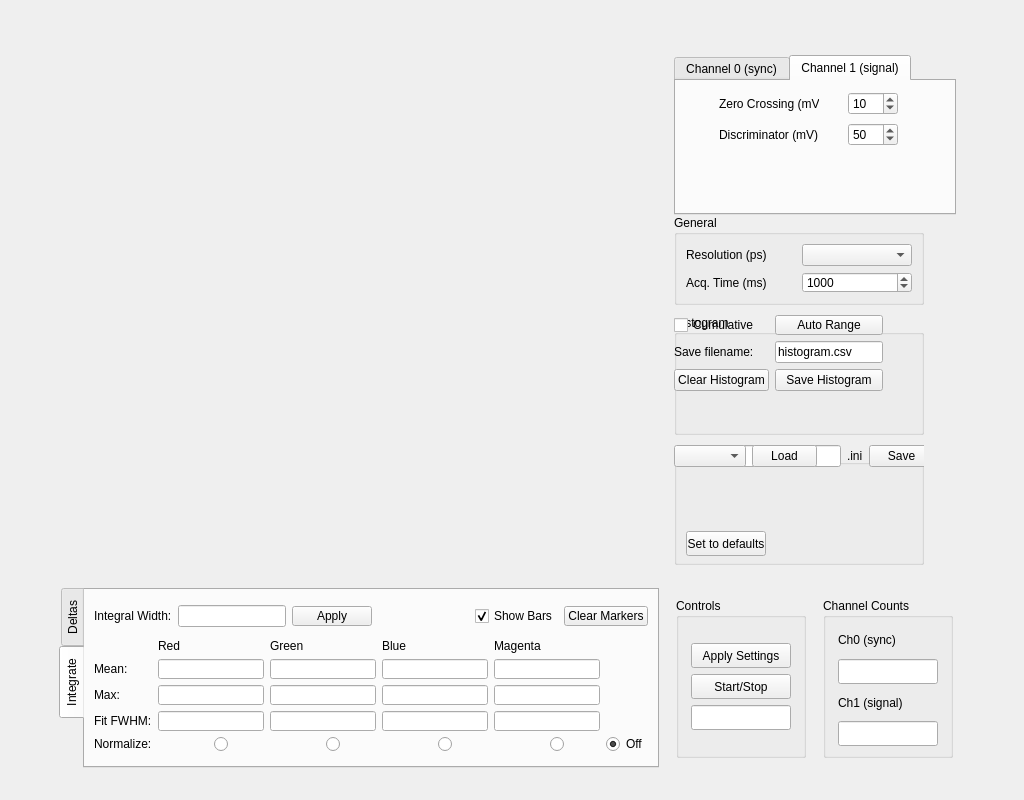
Before: the Qt Designer form settings_gui.ui in dldlowndes/LD_Pharppy, drawn with Qt 5.
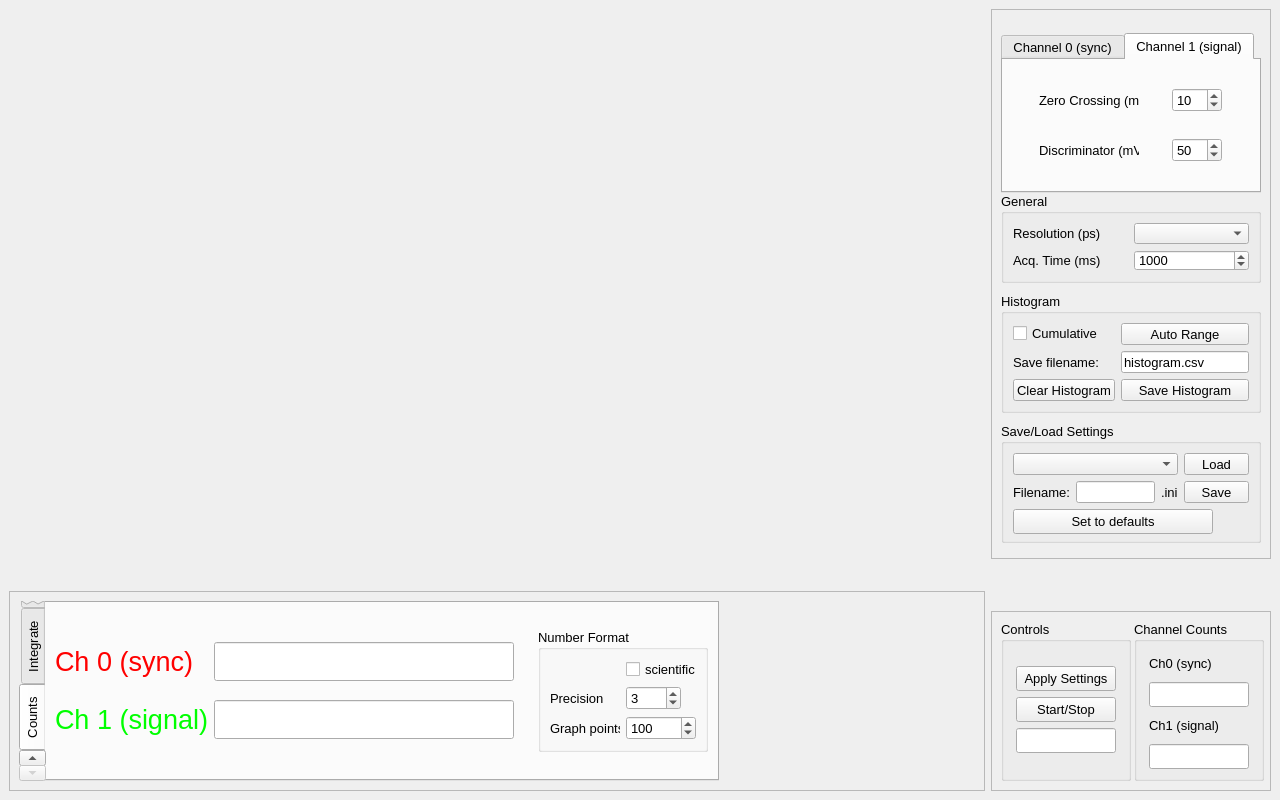
After: the same form once the commit is applied. The open tabs and pages were chosen to show the change. Custom widgets are drawn as their Qt base class.

Commit message: Tidied up the GUI to (hopefully) make extensions to it easier Added "Counts" tab, showing the count rate on the channels in big colour coded numbers corresponding to line graphs in the plotting pane. There's probably a few bugs when switching modes, so the counts tab might have to be disabled while histogramming?

```diff
--- a/settings_gui.ui
+++ b/settings_gui.ui
@@ -9,7 +9,7 @@
    <rect>
     <x>0</x>
     <y>0</y>
-    <width>1024</width>
+    <width>1280</width>
     <height>800</height>
    </rect>
   </property>
@@ -25,12 +25,69 @@
   <widget class="QWidget" name="centralwidget">
    <layout class="QGridLayout" name="gridLayout_2">
     <item row="0" column="0">
-     <layout class="QGridLayout" name="gridLayout">
-      <item row="1" column="0">
+     <layout class="QVBoxLayout" name="verticalLayout_7">
+      <item>
+       <widget class="PlotWidget" name="graph_Widget" native="true">
+        <property name="sizePolicy">
+         <sizepolicy hsizetype="Expanding" vsizetype="Expanding">
+          <horstretch>0</horstretch>
+          <verstretch>0</verstretch>
+         </sizepolicy>
+        </property>
+        <property name="minimumSize">
+         <size>
+          <width>640</width>
+          <height>480</height>
+         </size>
+        </property>
+        <property name="maximumSize">
+         <size>
+          <width>999999</width>
+          <height>999999</height>
+         </size>
+        </property>
+        <property name="autoFillBackground">
+         <bool>true</bool>
+        </property>
+       </widget>
+      </item>
+      <item>
+       <widget class="QFrame" name="frame_3">
+        <property name="minimumSize">
+         <size>
+          <width>0</width>
+          <height>200</height>
+         </size>
+        </property>
+        <property name="maximumSize">
+         <size>
+          <width>16777215</width>
+          <height>200</height>
+         </size>
+        </property>
+        <property name="font">
+         <font>
+          <pointsize>12</pointsize>
+         </font>
+        </property>
+        <property name="frameShape">
+         <enum>QFrame::StyledPanel</enum>
+        </property>
+        <property name="frameShadow">
+         <enum>QFrame::Raised</enum>
+        </property>
+        <layout class="QHBoxLayout" name="horizontalLayout_5">
+         <item>
        <widget class="QTabWidget" name="cursors_Tabber">
+           <property name="sizePolicy">
+            <sizepolicy hsizetype="Fixed" vsizetype="Fixed">
+             <horstretch>0</horstretch>
+             <verstretch>0</verstretch>
+            </sizepolicy>
+           </property>
         <property name="minimumSize">
          <size>
-          <width>600</width>
+             <width>700</width>
           <height>180</height>
          </size>
         </property>
@@ -40,6 +97,11 @@
           <height>180</height>
          </size>
         </property>
+           <property name="font">
+            <font>
+             <pointsize>10</pointsize>
+            </font>
+           </property>
         <property name="tabPosition">
          <enum>QTabWidget::West</enum>
         </property>
@@ -47,7 +109,7 @@
          <enum>QTabWidget::Rounded</enum>
         </property>
         <property name="currentIndex">
-         <number>1</number>
+            <number>2</number>
         </property>
         <widget class="QWidget" name="tab_Deltas">
          <attribute name="title">
@@ -897,17 +959,230 @@
           </item>
          </layout>
         </widget>
-       </widget>
-      </item>
-      <item row="0" column="0">
-       <widget class="PlotWidget" name="graph_Widget" native="true">
-        <property name="autoFillBackground">
+           <widget class="QWidget" name="tab_Counts">
+            <attribute name="title">
+             <string>Counts</string>
+            </attribute>
+            <layout class="QGridLayout" name="gridLayout_12">
+             <item row="0" column="0">
+              <layout class="QGridLayout" name="gridLayout_9">
+               <item row="0" column="0">
+                <widget class="QLabel" name="label_13">
+                 <property name="font">
+                  <font>
+                   <pointsize>20</pointsize>
+                  </font>
+                 </property>
+                 <property name="text">
+                  <string>&lt;html&gt;&lt;head/&gt;&lt;body&gt;&lt;p&gt;&lt;span style=&quot; color:#ff0000;&quot;&gt;Ch 0 (sync)&lt;/span&gt;&lt;/p&gt;&lt;/body&gt;&lt;/html&gt;</string>
+                 </property>
+                </widget>
+               </item>
+               <item row="0" column="1">
+                <widget class="QLineEdit" name="counts_Ch0_Big">
+                 <property name="minimumSize">
+                  <size>
+                   <width>300</width>
+                   <height>0</height>
+                  </size>
+                 </property>
+                 <property name="maximumSize">
+                  <size>
+                   <width>300</width>
+                   <height>16777215</height>
+                  </size>
+                 </property>
+                 <property name="font">
+                  <font>
+                   <pointsize>20</pointsize>
+                  </font>
+                 </property>
+                 <property name="frame">
          <bool>true</bool>
         </property>
-       </widget>
-      </item>
+                 <property name="cursorPosition">
+                  <number>0</number>
+                 </property>
+                 <property name="alignment">
+                  <set>Qt::AlignRight|Qt::AlignTrailing|Qt::AlignVCenter</set>
+                 </property>
+                </widget>
+               </item>
+               <item row="1" column="0">
+                <widget class="QLabel" name="label_14">
+                 <property name="font">
+                  <font>
+                   <pointsize>20</pointsize>
+                  </font>
+                 </property>
+                 <property name="text">
+                  <string>&lt;html&gt;&lt;head/&gt;&lt;body&gt;&lt;p&gt;&lt;span style=&quot; color:#00ff00;&quot;&gt;Ch 1 (signal)&lt;/span&gt;&lt;/p&gt;&lt;/body&gt;&lt;/html&gt;</string>
+                 </property>
+                </widget>
+               </item>
+               <item row="1" column="1">
+                <widget class="QLineEdit" name="counts_Ch1_Big">
+                 <property name="minimumSize">
+                  <size>
+                   <width>300</width>
+                   <height>0</height>
+                  </size>
+                 </property>
+                 <property name="maximumSize">
+                  <size>
+                   <width>300</width>
+                   <height>16777215</height>
+                  </size>
+                 </property>
+                 <property name="font">
+                  <font>
+                   <pointsize>20</pointsize>
+                  </font>
+                 </property>
+                 <property name="alignment">
+                  <set>Qt::AlignRight|Qt::AlignTrailing|Qt::AlignVCenter</set>
+                 </property>
+                </widget>
+               </item>
+              </layout>
+             </item>
       <item row="0" column="1">
-       <widget class="QFrame" name="settings_Box">
+              <spacer name="horizontalSpacer_3">
+               <property name="orientation">
+                <enum>Qt::Horizontal</enum>
+               </property>
+               <property name="sizeHint" stdset="0">
+                <size>
+                 <width>40</width>
+                 <height>20</height>
+                </size>
+               </property>
+              </spacer>
+             </item>
+             <item row="0" column="2">
+              <widget class="QGroupBox" name="groupBox_2">
+               <property name="minimumSize">
+                <size>
+                 <width>170</width>
+                 <height>0</height>
+                </size>
+               </property>
+               <property name="maximumSize">
+                <size>
+                 <width>170</width>
+                 <height>16777215</height>
+                </size>
+               </property>
+               <property name="title">
+                <string>Number Format</string>
+               </property>
+               <layout class="QGridLayout" name="gridLayout_14">
+                <item row="2" column="1">
+                 <widget class="QSpinBox" name="value_CountPrecision">
+                  <property name="minimumSize">
+                   <size>
+                    <width>55</width>
+                    <height>0</height>
+                   </size>
+                  </property>
+                  <property name="maximumSize">
+                   <size>
+                    <width>55</width>
+                    <height>16777215</height>
+                   </size>
+                  </property>
+                  <property name="maximum">
+                   <number>12</number>
+                  </property>
+                  <property name="value">
+                   <number>3</number>
+                  </property>
+                 </widget>
+                </item>
+                <item row="2" column="0">
+                 <widget class="QLabel" name="label_15">
+                  <property name="minimumSize">
+                   <size>
+                    <width>60</width>
+                    <height>0</height>
+                   </size>
+                  </property>
+                  <property name="maximumSize">
+                   <size>
+                    <width>60</width>
+                    <height>16777215</height>
+                   </size>
+                  </property>
+                  <property name="text">
+                   <string>Precision</string>
+                  </property>
+                 </widget>
+                </item>
+                <item row="3" column="0">
+                 <widget class="QLabel" name="label_16">
+                  <property name="text">
+                   <string>Graph points</string>
+                  </property>
+                 </widget>
+                </item>
+                <item row="3" column="1">
+                 <widget class="QSpinBox" name="value_NumGraphCounts">
+                  <property name="maximum">
+                   <number>100000</number>
+                  </property>
+                  <property name="value">
+                   <number>100</number>
+                  </property>
+                 </widget>
+                </item>
+                <item row="1" column="1">
+                 <widget class="QCheckBox" name="option_SciCounts">
+                  <property name="minimumSize">
+                   <size>
+                    <width>75</width>
+                    <height>0</height>
+                   </size>
+                  </property>
+                  <property name="maximumSize">
+                   <size>
+                    <width>75</width>
+                    <height>16777215</height>
+                   </size>
+                  </property>
+                  <property name="text">
+                   <string>scientific</string>
+                  </property>
+                 </widget>
+                </item>
+               </layout>
+              </widget>
+             </item>
+            </layout>
+           </widget>
+          </widget>
+         </item>
+         <item>
+          <spacer name="horizontalSpacer_2">
+           <property name="orientation">
+            <enum>Qt::Horizontal</enum>
+           </property>
+           <property name="sizeHint" stdset="0">
+            <size>
+             <width>243</width>
+             <height>88</height>
+            </size>
+           </property>
+          </spacer>
+         </item>
+        </layout>
+       </widget>
+      </item>
+     </layout>
+    </item>
+    <item row="0" column="1">
+     <layout class="QVBoxLayout" name="verticalLayout_6">
+      <item>
+       <widget class="QFrame" name="frame">
         <property name="sizePolicy">
          <sizepolicy hsizetype="Fixed" vsizetype="Fixed">
           <horstretch>0</horstretch>
@@ -916,48 +1191,58 @@
         </property>
         <property name="minimumSize">
          <size>
-          <width>300</width>
+          <width>280</width>
           <height>550</height>
          </size>
         </property>
         <property name="maximumSize">
          <size>
-          <width>300</width>
+          <width>280</width>
           <height>550</height>
          </size>
         </property>
+        <property name="font">
+         <font>
+          <pointsize>10</pointsize>
+         </font>
+        </property>
+        <property name="frameShape">
+         <enum>QFrame::StyledPanel</enum>
+        </property>
+        <property name="frameShadow">
+         <enum>QFrame::Raised</enum>
+        </property>
         <layout class="QVBoxLayout" name="verticalLayout_4">
          <item>
           <widget class="QTabWidget" name="tabWidget">
            <property name="minimumSize">
             <size>
-             <width>0</width>
+             <width>260</width>
              <height>160</height>
             </size>
            </property>
            <property name="maximumSize">
             <size>
-             <width>16777215</width>
+             <width>260</width>
              <height>140</height>
             </size>
            </property>
+           <property name="font">
+            <font>
+             <pointsize>10</pointsize>
+            </font>
+           </property>
            <property name="currentIndex">
             <number>0</number>
            </property>
+           <property name="movable">
+            <bool>false</bool>
+           </property>
            <widget class="QWidget" name="tab">
             <attribute name="title">
              <string>Channel 0 (sync)</string>
             </attribute>
-            <widget class="QWidget" name="">
-             <property name="geometry">
-              <rect>
-               <x>10</x>
-               <y>0</y>
-               <width>226</width>
-               <height>120</height>
-              </rect>
-             </property>
-             <layout class="QGridLayout" name="ch0_Layout">
+            <layout class="QGridLayout" name="gridLayout_6">
               <item row="0" column="0">
                <widget class="QLabel" name="CFD0_Zerocross_Label">
                 <property name="sizePolicy">
@@ -1156,21 +1441,36 @@
               </item>
              </layout>
             </widget>
-           </widget>
            <widget class="QWidget" name="tab_2">
             <attribute name="title">
              <string>Channel 1 (signal)</string>
             </attribute>
-            <widget class="QWidget" name="">
-             <property name="geometry">
-              <rect>
-               <x>20</x>
-               <y>10</y>
-               <width>226</width>
-               <height>58</height>
-              </rect>
-             </property>
-             <layout class="QGridLayout" name="ch1_Layout">
+            <layout class="QGridLayout" name="gridLayout_7">
+             <item row="0" column="0">
+              <widget class="QLabel" name="CFD1_Zerocross_Label">
+               <property name="sizePolicy">
+                <sizepolicy hsizetype="Fixed" vsizetype="Fixed">
+                 <horstretch>0</horstretch>
+                 <verstretch>0</verstretch>
+                </sizepolicy>
+               </property>
+               <property name="minimumSize">
+                <size>
+                 <width>100</width>
+                 <height>25</height>
+                </size>
+               </property>
+               <property name="maximumSize">
+                <size>
+                 <width>100</width>
+                 <height>25</height>
+                </size>
+               </property>
+               <property name="text">
+                <string>Zero Crossing (mV)</string>
+               </property>
+              </widget>
+             </item>
               <item row="0" column="1">
                <widget class="QSpinBox" name="CFD1_Zerocross">
                 <property name="minimumSize">
@@ -1193,28 +1493,6 @@
                 </property>
                </widget>
               </item>
-              <item row="1" column="1">
-               <widget class="QSpinBox" name="CFD1_Level">
-                <property name="minimumSize">
-                 <size>
-                  <width>50</width>
-                  <height>0</height>
-                 </size>
-                </property>
-                <property name="maximumSize">
-                 <size>
-                  <width>50</width>
-                  <height>16777215</height>
-                 </size>
-                </property>
-                <property name="maximum">
-                 <number>800</number>
-                </property>
-                <property name="value">
-                 <number>50</number>
-                </property>
-               </widget>
-              </item>
               <item row="1" column="0">
                <widget class="QLabel" name="CFD1_Level_Label">
                 <property name="sizePolicy">
@@ -1240,33 +1518,29 @@
                 </property>
                </widget>
               </item>
-              <item row="0" column="0">
-               <widget class="QLabel" name="CFD1_Zerocross_Label">
-                <property name="sizePolicy">
-                 <sizepolicy hsizetype="Fixed" vsizetype="Fixed">
-                  <horstretch>0</horstretch>
-                  <verstretch>0</verstretch>
-                 </sizepolicy>
-                </property>
+             <item row="1" column="1">
+              <widget class="QSpinBox" name="CFD1_Level">
                 <property name="minimumSize">
                  <size>
-                  <width>100</width>
-                  <height>25</height>
+                 <width>50</width>
+                 <height>0</height>
                  </size>
                 </property>
                 <property name="maximumSize">
                  <size>
-                  <width>100</width>
-                  <height>25</height>
-                 </size>
-                </property>
-                <property name="text">
-                 <string>Zero Crossing (mV)</string>
+                 <width>50</width>
+                 <height>16777215</height>
+                </size>
+               </property>
+               <property name="maximum">
+                <number>800</number>
+               </property>
+               <property name="value">
+                <number>50</number>
                 </property>
                </widget>
               </item>
              </layout>
-            </widget>
            </widget>
           </widget>
          </item>
@@ -1280,16 +1554,21 @@
            </property>
            <property name="minimumSize">
             <size>
-             <width>250</width>
+             <width>260</width>
              <height>90</height>
             </size>
            </property>
            <property name="maximumSize">
             <size>
-             <width>250</width>
+             <width>260</width>
              <height>90</height>
             </size>
            </property>
+           <property name="font">
+            <font>
+             <pointsize>10</pointsize>
+            </font>
+           </property>
            <property name="title">
             <string>General</string>
            </property>
@@ -1338,20 +1617,26 @@
            </property>
            <property name="minimumSize">
             <size>
-             <width>250</width>
+             <width>260</width>
              <height>120</height>
             </size>
            </property>
            <property name="maximumSize">
             <size>
-             <width>250</width>
+             <width>260</width>
              <height>120</height>
             </size>
            </property>
+           <property name="font">
+            <font>
+             <pointsize>10</pointsize>
+            </font>
+           </property>
            <property name="title">
             <string>Histogram</string>
            </property>
-           <widget class="QWidget" name="">
+           <layout class="QGridLayout" name="gridLayout">
+            <item row="0" column="0">
             <layout class="QGridLayout" name="gridLayout_5">
              <item row="1" column="0">
               <widget class="QLabel" name="filename_Label">
@@ -1369,6 +1654,12 @@
              </item>
              <item row="2" column="0">
               <widget class="QPushButton" name="button_ClearHistogram">
+                <property name="maximumSize">
+                 <size>
+                  <width>16777215</width>
+                  <height>30</height>
+                 </size>
+                </property>
                <property name="text">
                 <string>Clear Histogram</string>
                </property>
@@ -1379,7 +1670,7 @@
                <property name="maximumSize">
                 <size>
                  <width>16777215</width>
-                 <height>20</height>
+                  <height>25</height>
                 </size>
                </property>
                <property name="text">
@@ -1396,64 +1687,72 @@
              </item>
              <item row="2" column="1">
               <widget class="QPushButton" name="button_SaveHisto">
+                <property name="maximumSize">
+                 <size>
+                  <width>16777215</width>
+                  <height>25</height>
+                 </size>
+                </property>
                <property name="text">
                 <string>Save Histogram</string>
                </property>
               </widget>
              </item>
             </layout>
-           </widget>
+            </item>
+           </layout>
           </widget>
          </item>
          <item>
           <widget class="QGroupBox" name="groupBox">
            <property name="minimumSize">
             <size>
-             <width>250</width>
+             <width>260</width>
              <height>120</height>
             </size>
            </property>
            <property name="maximumSize">
             <size>
-             <width>250</width>
+             <width>260</width>
              <height>120</height>
             </size>
            </property>
+           <property name="font">
+            <font>
+             <pointsize>10</pointsize>
+            </font>
+           </property>
            <property name="title">
             <string>Save/Load Settings</string>
            </property>
-           <widget class="QPushButton" name="button_Defaults">
-            <property name="geometry">
-             <rect>
-              <x>12</x>
-              <y>86</y>
-              <width>80</width>
-              <height>25</height>
-             </rect>
-            </property>
-            <property name="sizePolicy">
-             <sizepolicy hsizetype="Fixed" vsizetype="Fixed">
-              <horstretch>0</horstretch>
-              <verstretch>0</verstretch>
-             </sizepolicy>
-            </property>
+           <layout class="QVBoxLayout" name="verticalLayout_5">
+            <item>
+             <layout class="QHBoxLayout" name="horizontalLayout_2">
+              <item>
+               <widget class="QComboBox" name="existing_inis"/>
+              </item>
+              <item>
+               <widget class="QPushButton" name="button_LoadSettings">
             <property name="minimumSize">
              <size>
-              <width>50</width>
-              <height>25</height>
+                  <width>65</width>
+                  <height>0</height>
              </size>
             </property>
             <property name="maximumSize">
              <size>
-              <width>200</width>
-              <height>25</height>
+                  <width>65</width>
+                  <height>16777215</height>
              </size>
             </property>
             <property name="text">
-             <string>Set to defaults</string>
-            </property>
-           </widget>
-           <widget class="QWidget" name="">
+                 <string>Load</string>
+                </property>
+               </widget>
+              </item>
+             </layout>
+            </item>
+            <item>
             <layout class="QHBoxLayout" name="horizontalLayout_3">
              <item>
               <widget class="QLabel" name="label_10">
@@ -1492,39 +1791,82 @@
               </widget>
              </item>
             </layout>
-           </widget>
-           <widget class="QWidget" name="">
-            <layout class="QHBoxLayout" name="horizontalLayout_2">
-             <item>
-              <widget class="QComboBox" name="existing_inis"/>
              </item>
              <item>
-              <widget class="QPushButton" name="button_LoadSettings">
+             <widget class="QPushButton" name="button_Defaults">
+              <property name="sizePolicy">
+               <sizepolicy hsizetype="Fixed" vsizetype="Fixed">
+                <horstretch>0</horstretch>
+                <verstretch>0</verstretch>
+               </sizepolicy>
+              </property>
                <property name="minimumSize">
                 <size>
-                 <width>65</width>
-                 <height>0</height>
+                <width>50</width>
+                <height>25</height>
                 </size>
                </property>
                <property name="maximumSize">
                 <size>
-                 <width>65</width>
-                 <height>16777215</height>
+                <width>200</width>
+                <height>25</height>
                 </size>
                </property>
                <property name="text">
-                <string>Load</string>
+               <string>Set to defaults</string>
                </property>
               </widget>
              </item>
             </layout>
            </widget>
-          </widget>
          </item>
         </layout>
        </widget>
       </item>
-      <item row="1" column="1">
+      <item>
+       <spacer name="verticalSpacer">
+        <property name="orientation">
+         <enum>Qt::Vertical</enum>
+        </property>
+        <property name="sizeHint" stdset="0">
+         <size>
+          <width>20</width>
+          <height>40</height>
+         </size>
+        </property>
+       </spacer>
+      </item>
+      <item>
+       <widget class="QFrame" name="frame_2">
+        <property name="sizePolicy">
+         <sizepolicy hsizetype="Fixed" vsizetype="Fixed">
+          <horstretch>0</horstretch>
+          <verstretch>0</verstretch>
+         </sizepolicy>
+        </property>
+        <property name="minimumSize">
+         <size>
+          <width>280</width>
+          <height>180</height>
+         </size>
+        </property>
+        <property name="maximumSize">
+         <size>
+          <width>280</width>
+          <height>180</height>
+         </size>
+        </property>
+        <property name="font">
+         <font>
+          <pointsize>12</pointsize>
+         </font>
+        </property>
+        <property name="frameShape">
+         <enum>QFrame::StyledPanel</enum>
+        </property>
+        <property name="frameShadow">
+         <enum>QFrame::Raised</enum>
+        </property>
        <layout class="QHBoxLayout" name="horizontalLayout">
         <item>
          <widget class="QGroupBox" name="groupBox_3">
@@ -1546,6 +1888,11 @@
             <height>160</height>
            </size>
           </property>
+           <property name="font">
+            <font>
+             <pointsize>10</pointsize>
+            </font>
+           </property>
           <property name="title">
            <string>Controls</string>
           </property>
@@ -1649,6 +1996,11 @@
             <height>160</height>
            </size>
           </property>
+           <property name="font">
+            <font>
+             <pointsize>10</pointsize>
+            </font>
+           </property>
           <property name="title">
            <string>Channel Counts</string>
           </property>
@@ -1729,6 +2081,7 @@
          </widget>
         </item>
        </layout>
+       </widget>
       </item>
      </layout>
     </item>
```
Lines whose indentation alone changed are shown as unchanged. The commit also changes 2 other files.
